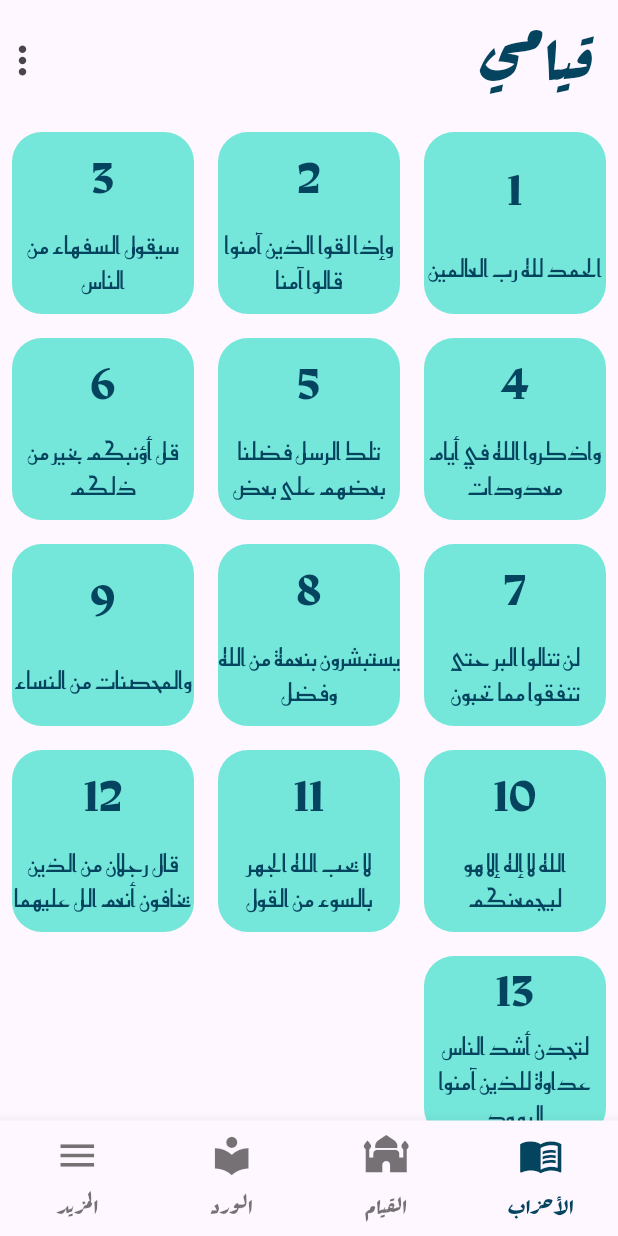
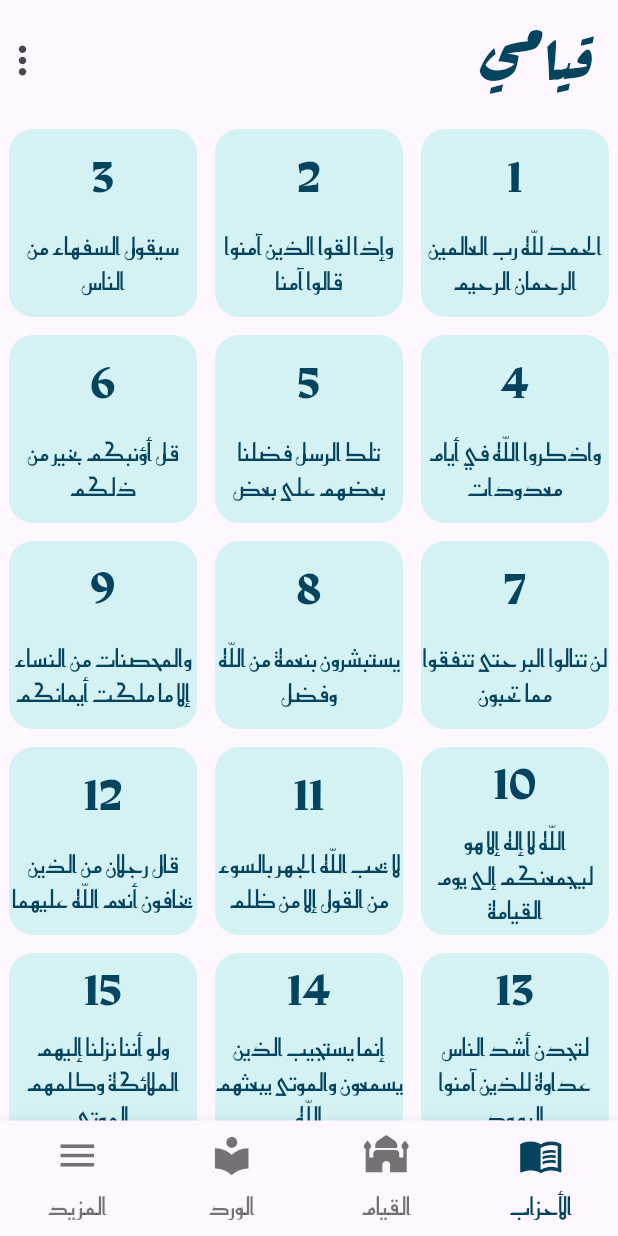
Before and after one commit to izblackcat/qiyamy, a Flutter app: the screen it shows after launch, on a phone screen of 412 x 824 dp. Run offline on Flutter 3.47's test engine with Material 3 defaults, Android fonts, the phone set to English and light mode, and no system bars.

Commit message:
complete al ahzab list and update grid item's background color

```diff
--- a/lib/pages/home_page.dart
+++ b/lib/pages/home_page.dart
@@ -28,24 +28,24 @@ class HomePage extends StatelessWidget {
         ],
       ),
       body: GridView.builder(
-          itemCount: 13,
+          itemCount: 60,
           gridDelegate:
               SliverGridDelegateWithFixedCrossAxisCount(crossAxisCount: 3),
           itemBuilder: (context, index) => GridItem(
-                hizbNumber: alAhzab[index][0],
-                hizbTitle: alAhzab[index][1],
+                hizbNumber: (index + 1).toString(),
+                hizbTitle: alAhzab[index],
               )),
       bottomNavigationBar: BottomNavigationBar(
           currentIndex: 0,
           onTap: null,
           selectedItemColor: mainColor,
-          selectedLabelStyle: TextStyle(fontFamily: "Rakkas", fontSize: 16),
-          unselectedLabelStyle: TextStyle(fontFamily: "Rakkas", fontSize: 16),
+          selectedLabelStyle: TextStyle(fontFamily: "ReemKufi", fontSize: 16),
+          unselectedLabelStyle: TextStyle(fontFamily: "ReemKufi", fontSize: 16),
           type: BottomNavigationBarType.fixed,
           iconSize: 30,
           items: [
             BottomNavigationBarItem(
-                tooltip: "الأحزاب و الأجزاء",
+                tooltip: "لائحة الأحزاب والأجزاء",
                 icon: Padding(
                   padding: const EdgeInsets.only(bottom: 8.0),
                   child: Icon(Icons.menu_book),
--- a/lib/utils/al_ahzab.dart
+++ b/lib/utils/al_ahzab.dart
@@ -1,19 +1,66 @@
 // import 'package:flutter/material.dart';
 
 const List alAhzab = [
-  ["1", "الحمد لله رب العالمين"],
-  ["2", "وإذا لقوا الذين آمنوا قالوا آمنا"],
-  ["3", "سيقول السفهاء من الناس"],
-  ["4", "واذكروا الله في أيام معدودات"],
-  ["5", "تلك الرسل فضلنا بعضهم على بعض"],
-  ["6", "قل أؤنبكم بخير من ذلكم"],
-  ["7", "لن تنالوا البر حتى تنفقوا مما تحبون"],
-  ["8", "يستبشرون بنعمة من الله وفضل"],
-  ["9", "والمحصنات من النساء"],
-  ["10", "الله لا إله إلا هو ليجمعنكم"],
-  ["11", "لا يحب الله الجهر بالسوء من القول"],
-  ["12", "قال رجلان من الذين يخافون أنعم الل عليهما"],
-  ["13", "لتجدن أشد الناس عداوة للذين آمنوا اليهود"],
+  "الحمد للّه رب العالمين الرحمان الرحيم",
+  "وإذا لقوا الذين آمنوا قالوا آمنا",
+  "سيقول السفهاء من الناس",
+  "واذكروا اللّه في أيام معدودات",
+  "تلك الرسل فضلنا بعضهم على بعض",
+  "قل أؤنبكم بخير من ذلكم",
+  "لن تنالوا البر حتى تنفقوا مما تحبون",
+  "يستبشرون بنعمة من اللّه وفضل",
+  "والمحصنات من النساء إلا ما ملكت أيمانكم",
+  "اللّه لا إله إلا هو ليجمعنكم إلى يوم القيامة",
+  "لا يحب اللّه الجهر بالسوء من القول إلا من ظلم",
+  "قال رجلان من الذين يخافون أنعم اللّه عليهما",
+  "لتجدن أشد الناس عداوة للذين آمنوا اليهود",
+  "إنما يستجيب الذين يسمعون والموتى يبعثهم اللّه",
+  "ولو أننا نزلنا إليهم الملائكة وكلمهم الموتى",
+  "فما كان دعواهم إذ جاءهم بأسنا",
+  "قال الملأ الذين استكبروا من قومه",
+  "وإذ نتقنا الجبل فوقهم كأنه ظلة",
+  "واعلموا أنما غنمتم من شيء فللّه خمسه وللرسول",
+  "يا أيها الذين آمنوا إن كثيرا من الأحبار والرهبان",
+  "إنما السبيل على الذين يسناذنونك وهم أغنياء",
+  "للذين أحسنوا الحسنى وزيادة",
+  "وما من دابة في الأرض إلا على اللّه رزقها",
+  "وإلى مدين أخاهم شعيبا",
+  "وما أبرئ نفسي إن النفس لأمارة بالسوء إلا ما رحم ربي",
+  "أفمن يعلم أنما أنزل إليك من ربك الحق كمن هو أعمى",
+  "ألمر تلك آيات الكتاب وقرآن مبين\n",
+  "وقال اللّه لا تتخذوا إلهين اثنين إنما هو إله واحد",
+  "سبحان الذي أسرى بعبده ليلا من المسجد الحرام",
+  "أولم يروا أن اللّه الذي خلق السماوات والأرض قادر على أن يخلق",
+  "قال ألم أقل لك إنك لن تستطيع معي صبرا\n",
+  "طه ما أنزلنا عليك القرآن لتشقى إلا تذكرة لمن يخشى",
+  "اقترب للناس حسابهم وفي غفلة معرضون\n",
+  "يا أيها الناس اتقوا ربكم إن زلزلة الساعة شيء عظيم",
+  "قد افلح المومنون الذين هم في صلاتهم خاشعون",
+  "يا أيها الذين آمنوا لا تتبعوا خطوات الشيطان",
+  "وقال الذين لا يرجون لقاءنا لولا أنزل علينا الملائكة",
+  "قالوا أنومن لك واتبعك الأرذلون\n",
+  "فما كان جواب قومه إلا أن قالوا أخرجوا آل لوط",
+  "ولقد وصلنا لهم القول لعلهم يتذكرون",
+  "ولا تجادلوا أهل الكتاب إلا بالتي هي أحسن",
+  "ومن يسلم وجهه إلى اللّه وهو محسن\n",
+  "ومن يقنت منكن للّه ورسوله وتعمل صالحا\n",
+  "قل من يرزقكم من السماوات والأرض قل اللّه",
+  "وما أنزلنا على قومه من بعده من جند من السماء",
+  "فنبذناه بالعراء وهو سقيم\n",
+  "فمن أظلم ممن كذب على اللّه وكذب",
+  "ويا قوم مالي أدعوكم إلى النجاة وتدعونني إلى النار",
+  "إليه يرد علم الساعة وما تخرج من ثمرات من أكمامها",
+  "قال أولو جئتكم بأهدى مما وجدتم عليه آباءكم",
+  "حم تنزيل الكتاب من اللّه العزيز الحكيم\n",
+  "لقد رضي اللّه عن المومنين إذ يبايعونك تحت الشجرة",
+  "قال فما خطبكم أيها المرسلون\n",
+  "الرحمان علم القرآن خلق الإنسان علمه البيان",
+  "قد سمع اللّه قول التي تجادلك في زوجها وتشتكي إلى اللّه",
+  "يسبح للّه ما في السماوات وما في الأرض",
+  "تبارك الذي بيده الملك وهو على كل شيء قدير",
+  "قل أوحي إلي أنه استمع نفر من الجن",
+  "عم يتساءلون عن النبإ العظيم الذي هم فيه مختلفون",
+  "سبح اسم ربك الأعلى الذي خلق فسوى والذي قدر فهدى",
 ];
 
 List getAlAhzabList() {
--- a/lib/utils/grid_item.dart
+++ b/lib/utils/grid_item.dart
@@ -13,9 +13,9 @@ class GridItem extends StatelessWidget {
   @override
   Widget build(BuildContext context) {
     return Container(
-        margin: EdgeInsets.all(8),
+        margin: EdgeInsets.all(6),
         decoration: BoxDecoration(
-            borderRadius: BorderRadius.circular(20), color: thirdColor),
+            borderRadius: BorderRadius.circular(16), color: fourthColor),
         child: Center(
           child: Column(
             mainAxisAlignment: MainAxisAlignment.spaceEvenly,
```
